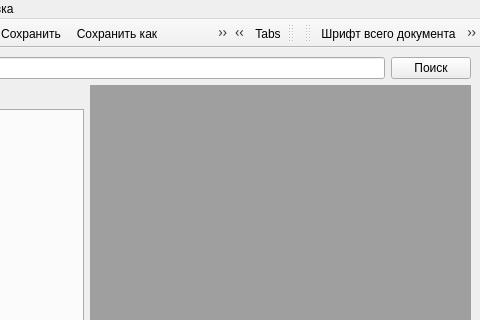
Qt form MainWindow.ui (mrEscow/GB_QT) before a commit; both pictures show x 254 to 734 and y 0 to 320 of the 734 by 517 pixel window.
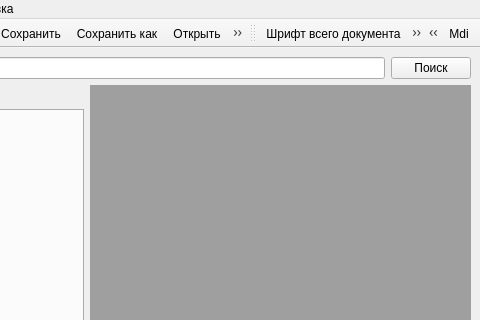
The same form after that commit. Icons and pictures are not drawn.

Commit message: Update icons and copy format

```diff
--- a/MainWindow.ui
+++ b/MainWindow.ui
@@ -212,28 +212,6 @@
    <addaction name="separator"/>
    <addaction name="toolsPrinter"/>
   </widget>
-  <widget class="QToolBar" name="toolBar_5">
-   <property name="sizePolicy">
-    <sizepolicy hsizetype="Preferred" vsizetype="Fixed">
-     <horstretch>0</horstretch>
-     <verstretch>0</verstretch>
-    </sizepolicy>
-   </property>
-   <property name="windowTitle">
-    <string>toolBar_2</string>
-   </property>
-   <property name="layoutDirection">
-    <enum>Qt::RightToLeft</enum>
-   </property>
-   <attribute name="toolBarArea">
-    <enum>TopToolBarArea</enum>
-   </attribute>
-   <attribute name="toolBarBreak">
-    <bool>false</bool>
-   </attribute>
-   <addaction name="toolsViewTabs"/>
-   <addaction name="toolsViewMdi"/>
-  </widget>
   <widget class="QToolBar" name="toolBar_3">
    <property name="windowTitle">
     <string>toolBar_3</string>
@@ -246,11 +224,40 @@
    </attribute>
    <addaction name="setFont"/>
    <addaction name="setFontMouse"/>
+   <addaction name="copyFormat"/>
+   <addaction name="setCopyFormat"/>
+   <addaction name="separator"/>
    <addaction name="setHTML"/>
+   <addaction name="separator"/>
    <addaction name="alignmentLeft"/>
    <addaction name="alignmentCenter"/>
    <addaction name="alignmentRight"/>
   </widget>
+  <widget class="QToolBar" name="toolBar_2">
+   <property name="sizePolicy">
+    <sizepolicy hsizetype="Preferred" vsizetype="Fixed">
+     <horstretch>0</horstretch>
+     <verstretch>0</verstretch>
+    </sizepolicy>
+   </property>
+   <property name="windowTitle">
+    <string>toolBar_2</string>
+   </property>
+   <property name="layoutDirection">
+    <enum>Qt::RightToLeft</enum>
+   </property>
+   <property name="movable">
+    <bool>false</bool>
+   </property>
+   <attribute name="toolBarArea">
+    <enum>TopToolBarArea</enum>
+   </attribute>
+   <attribute name="toolBarBreak">
+    <bool>false</bool>
+   </attribute>
+   <addaction name="toolsViewMdi"/>
+   <addaction name="toolsViewTabs"/>
+  </widget>
   <action name="menuSave">
    <property name="icon">
     <iconset resource="Resources.qrc">
@@ -413,6 +420,24 @@
     <string>Выравнивание по центру</string>
    </property>
   </action>
+  <action name="copyFormat">
+   <property name="icon">
+    <iconset resource="Resources.qrc">
+     <normaloff>:/Images/Icons/typographyCopyUp.png</normaloff>:/Images/Icons/typographyCopyUp.png</iconset>
+   </property>
+   <property name="text">
+    <string>Копировать формат</string>
+   </property>
+  </action>
+  <action name="setCopyFormat">
+   <property name="icon">
+    <iconset resource="Resources.qrc">
+     <normaloff>:/Images/Icons/typographyCopyDown.png</normaloff>:/Images/Icons/typographyCopyDown.png</iconset>
+   </property>
+   <property name="text">
+    <string>Вставить скопированый формат</string>
+   </property>
+  </action>
  </widget>
  <resources>
   <include location="Resources.qrc"/>
```
Left out of the diff: 2 changed lines with no effect on the pictures. The commit also changes 6 other files.
